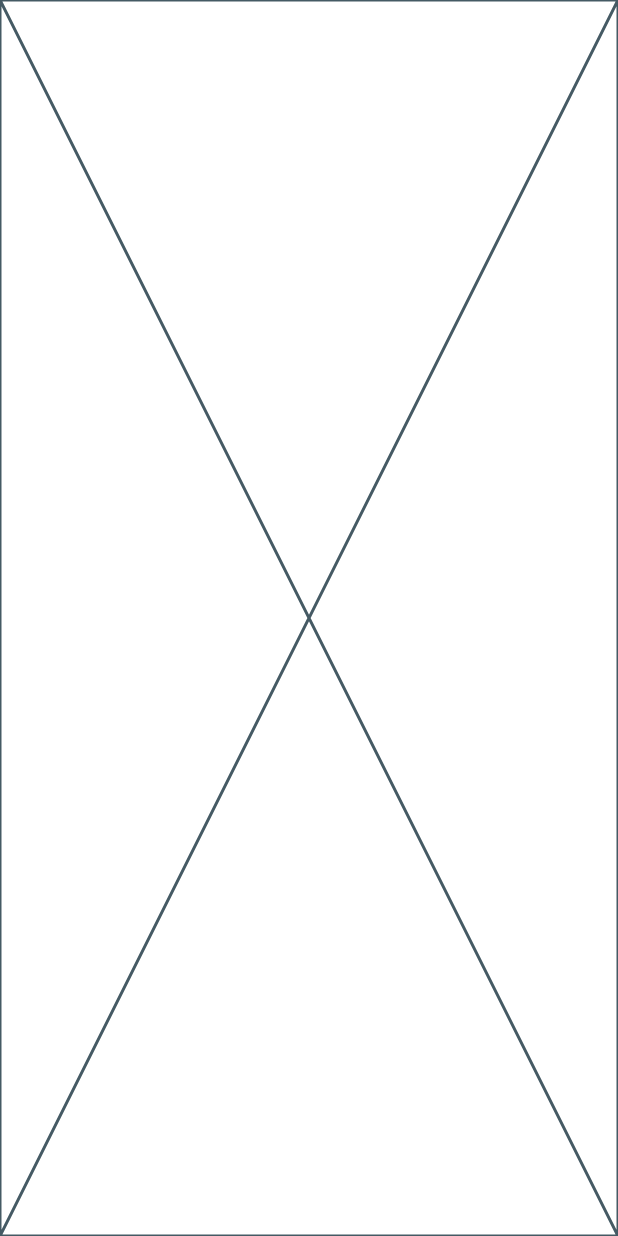
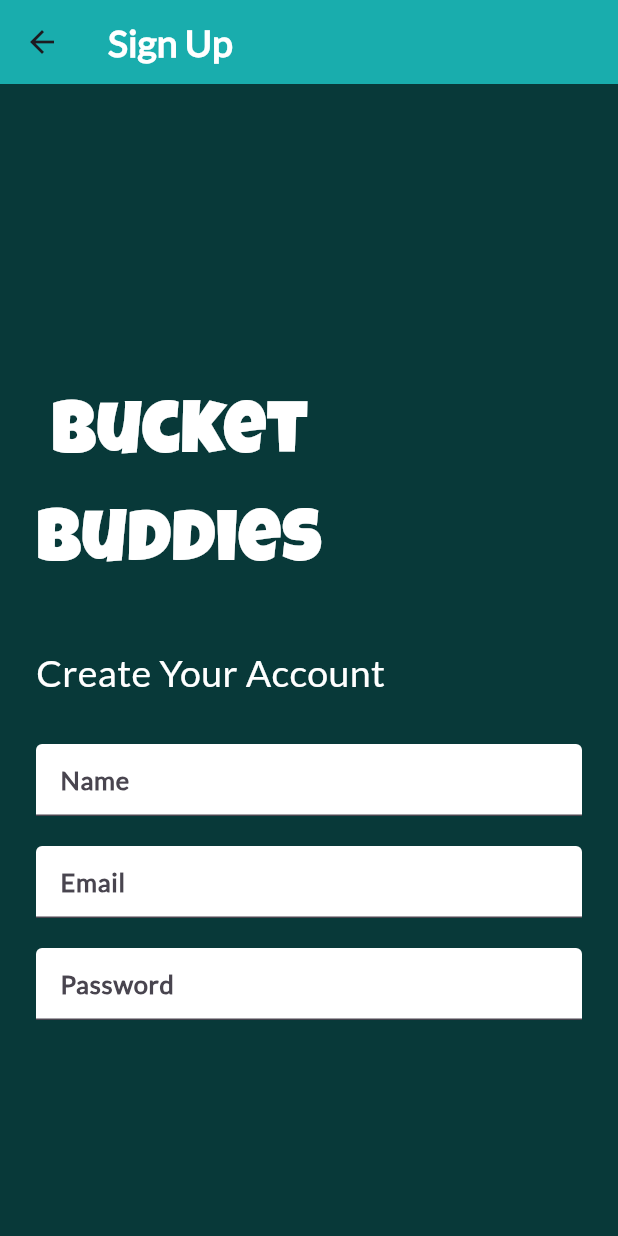
Before and after one commit to acm-projects/Bucket-Buddies, a Flutter app: the screen it shows after launch, after a tap on "Sign Up", on a phone screen of 412 x 824 dp. Run offline on Flutter 3.47's test engine with Material 3 defaults, Android fonts, the light colour scheme and no system bars.

Commit message:
Created textfields on the sign up page and variables that store the entered values

```diff
--- a/lib/constants.dart
+++ b/lib/constants.dart
@@ -0,0 +1 @@
+import 'package:flutter/material.dart';
--- a/lib/main.dart
+++ b/lib/main.dart
@@ -22,6 +22,7 @@
           ),
         ),
       ),
+      //creating map for navigating pages
       initialRoute: WelcomeScreen.id,
       routes: {
         WelcomeScreen.id: (context) => WelcomeScreen(),
--- a/lib/signup_screen.dart
+++ b/lib/signup_screen.dart
@@ -1,8 +1,6 @@
 import 'package:flutter/material.dart';
 
-
-class  SignUpScreen extends StatefulWidget {
-
+class SignUpScreen extends StatefulWidget {
   static const String id = 'signup_screen';
 
   @override
@@ -10,8 +8,125 @@ class  SignUpScreen extends StatefulWidget {
 }
 
 class _SignUpScreenState extends State<SignUpScreen> {
+
+  //variables to store user input in sign up page text fields
+  String userName = '';
+  String userEmail = '';
+  String userPassword = '';
+
   @override
   Widget build(BuildContext context) {
-    return const Placeholder();
+    return Scaffold(
+      backgroundColor: Color(0xFF083939),
+      appBar: AppBar(
+        title: Text('Sign Up'),
+        titleTextStyle: TextStyle(
+          fontWeight: FontWeight.bold,
+          fontFamily: 'LatoRegular',
+          fontSize: 25.0,
+        ),
+        backgroundColor: Color(0xFF19ADAD),
+      ),
+      body: Padding(
+        padding: EdgeInsets.symmetric(horizontal: 24.0),
+        child: Column(
+          mainAxisAlignment: MainAxisAlignment.start,
+          crossAxisAlignment: CrossAxisAlignment.stretch,
+          children: [
+            SizedBox(
+              height: 200.0,
+            ),
+            Text(
+              ' Bucket Buddies',
+              style: TextStyle(
+                color: Colors.white,
+                fontFamily: 'LuckiestGuy',
+                fontSize: 50.0,
+              ),
+            ),
+            SizedBox(
+              height: 30.0,
+            ),
+            Text(
+              'Create Your Account',
+              style: TextStyle(
+                color: Colors.white,
+                fontFamily: 'LatoRegular',
+                fontSize: 25.0,
+              ),
+            ),
+            SizedBox(
+              height: 30.0,
+            ),
+            TextField(
+              style: TextStyle(
+                color: Color(0xFF083939),
+              ),
+              decoration: InputDecoration(
+                //might want to craete this as a constant later on
+                filled: true,
+                fillColor: Colors.white,
+                hintText: 'Name',
+                hintStyle: TextStyle(
+                  fontWeight: FontWeight.bold,
+                  fontFamily: 'LatoRegular',
+                  fontSize: 17.0,
+                ),
+              ),
+              onChanged: (value){
+                userName = value; //assign entered name to userName variable
+                //print(name);
+              },
+            ),
+            SizedBox(
+              height: 20.0,
+            ),
+            TextField(
+              style: TextStyle(
+                color: Color(0xFF083939),
+              ),
+              decoration: InputDecoration(
+                //might want to create InputDecoartion as a constant later on to modularize code
+                filled: true,
+                fillColor: Colors.white,
+                hintText: 'Email',
+                hintStyle: TextStyle(
+                  fontWeight: FontWeight.bold,
+                  fontFamily: 'LatoRegular',
+                  fontSize: 17.0,
+                ),
+              ),
+              onChanged: (value){
+                userEmail = value; //assign entered email to userEmail variable
+                //print(userEmail);
+              },
+            ),
+            SizedBox(
+              height: 20.0,
+            ),
+            TextField(
+              style: TextStyle(
+                color: Color(0xFF083939),
+              ),
+              decoration: InputDecoration(
+                //might want to craete this as a constant later on
+                filled: true,
+                fillColor: Colors.white,
+                hintText: 'Password',
+                hintStyle: TextStyle(
+                  fontWeight: FontWeight.bold,
+                  fontFamily: 'LatoRegular',
+                  fontSize: 17.0,
+                ),
+              ),
+              onChanged: (value){
+                userPassword = value; //assign entered password to userPassword variable
+                //print(userPassword);
+              },
+            ),
+          ],
+        ),
+      ),
+    );
   }
 }
--- a/pubspec.yaml
+++ b/pubspec.yaml
@@ -30,6 +30,6 @@ flutter:
      - family: LuckiestGuy
        fonts:
          - asset: fonts/LuckiestGuy-Regular.ttf
-     - family: AcmeRegular
+     - family: LatoRegular
        fonts:
-         - asset: fonts/Acme-Regular.ttf
+         - asset: fonts/Lato-Regular.ttf
```
Also changed, not shown: fonts/Lato-Regular.ttf (added).
